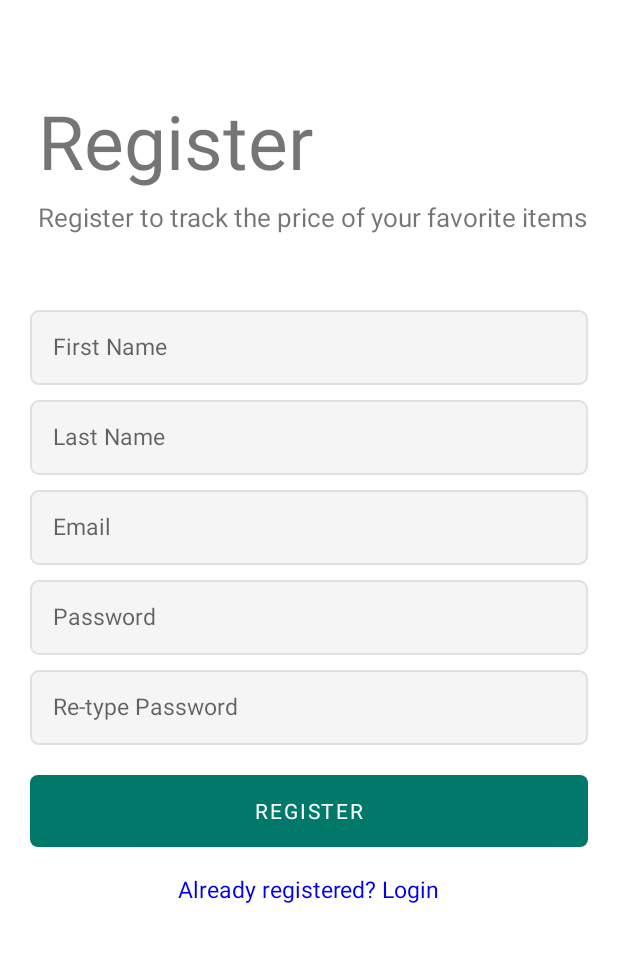
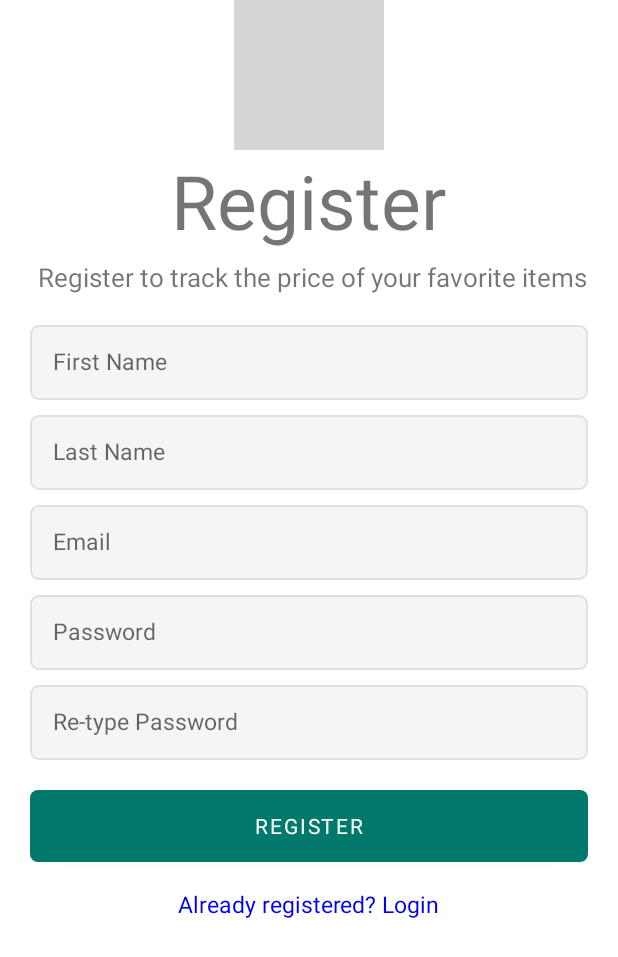
Before and after one commit to joenjogu/jumia-price-tracker, an Android app: the fragment RegisterFragment shown on its own in the app's theme, on a phone screen of 412 x 824 dp. Shown: the top 957 px of the screen. Run offline under Robolectric (Android 15) with nearby library versions, the phone set to English and light mode, and no system bars; our stand-ins replace Firebase (no records; nobody signed in at launch, a user with empty details on screens opened directly); grey boxes are pictures that could not be loaded.

Commit message:
Implemented: Login, registration icon imageview Me fragment with verification listener(non-functional) In Progress: Get tracked product(web-scraping)

```diff
--- a/app/src/main/res/layout/fragment_register.xml
+++ b/app/src/main/res/layout/fragment_register.xml
@@ -7,6 +7,13 @@
     android:orientation="vertical"
     tools:context=".RegisterFragment">
 
+    <androidx.appcompat.widget.AppCompatImageView
+        android:id="@+id/loginicon"
+        android:src="@drawable/man_icon"
+        android:layout_width="100dp"
+        android:layout_height="100dp"
+        android:layout_gravity="center"/>
+
     <TextView
         android:id="@+id/tv_logo"
         android:layout_width="wrap_content"
@@ -14,17 +21,16 @@
         android:text="@string/register"
         android:textAlignment="center"
         android:textSize="50sp"
-        android:layout_marginStart="25dp"
+        android:layout_gravity="center"
         android:layout_marginBottom="5dp"
-        android:fontFamily="sans-serif"
-        android:layout_marginTop="60dp"/>
+        android:fontFamily="sans-serif" />
 
     <TextView
         android:id="@+id/tv_subtitle"
         android:layout_width="wrap_content"
         android:layout_height="wrap_content"
         android:layout_marginStart="25dp"
-        android:layout_marginBottom="50dp"
+        android:layout_marginBottom="20dp"
         android:fontFamily="sans-serif"
         android:text="@string/registertag"
         android:textSize="17sp" />
@@ -135,14 +141,14 @@
             android:text="@string/already_registered_login"
             android:textSize="15sp" />
 
+        <ProgressBar
+            android:id="@+id/registerprogressbar"
+            style="?android:attr/progressBarStyle"
+            android:visibility="gone"
+            android:layout_width="wrap_content"
+            android:layout_height="wrap_content"
+            android:layout_centerHorizontal="true"/>
+
     </RelativeLayout>
 
-    <ProgressBar
-        android:id="@+id/registerprogressbar"
-        style="?android:attr/progressBarStyle"
-        android:visibility="gone"
-        android:layout_width="wrap_content"
-        android:layout_height="wrap_content"
-        android:layout_gravity="center"/>
-
 </LinearLayout>
--- a/app/src/main/res/layout/fragment_webview.xml
+++ b/app/src/main/res/layout/fragment_webview.xml
@@ -5,6 +5,11 @@
     android:layout_width="match_parent"
     android:layout_height="match_parent"
     tools:context=".FragmentWebview">
+
+    <androidx.swiperefreshlayout.widget.SwipeRefreshLayout
+        android:id="@+id/webviewswiperefresh"
+        android:layout_width="match_parent"
+        android:layout_height="match_parent">
 
         <WebView
             android:id="@+id/webView"
@@ -15,5 +20,6 @@
             app:layout_constraintRight_toRightOf="parent"
             app:layout_constraintTop_toTopOf="parent"/>
 
+    </androidx.swiperefreshlayout.widget.SwipeRefreshLayout>
 
 </androidx.constraintlayout.widget.ConstraintLayout>
--- a/app/src/main/res/values/strings.xml
+++ b/app/src/main/res/values/strings.xml
@@ -22,4 +22,5 @@
     <string name="current_price_ksh">Current Price: Ksh</string>
     <string name="previous_price_ksh">Previous Price: Ksh</string>
     <string name="seller">Seller</string>
+    <string name="verify">verify</string>
 </resources>
```
Also changed, not shown: app/src/main/java/com/example/jpt_demo/FragmentMe.kt (+16 -0 lines), app/src/main/java/com/example/jpt_demo/FragmentWebview.kt (+11 -0 lines), app/src/main/res/layout/fragment_login.xml (+11 -1 lines), app/src/main/res/layout/fragment_me.xml (+37 -5 lines), app/src/main/res/layout/fragment_tracklist.xml (+12 -5 lines). Lines whose indentation alone changed are shown as unchanged.
